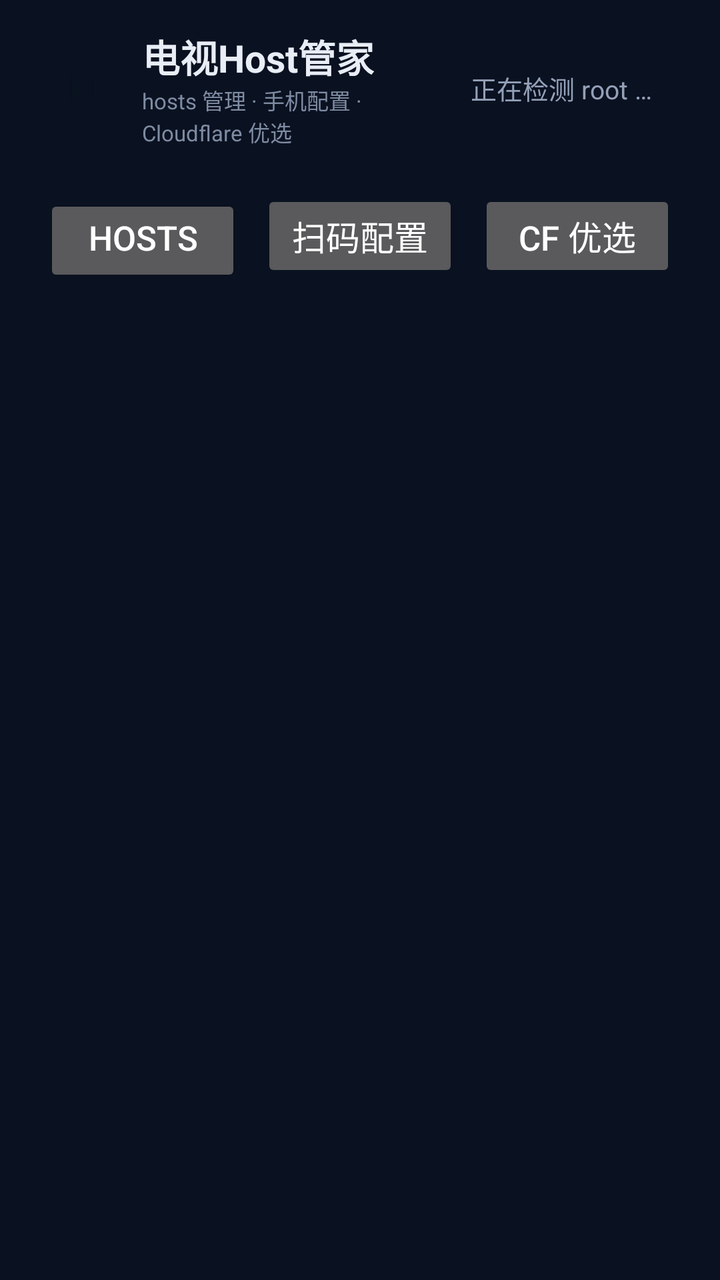
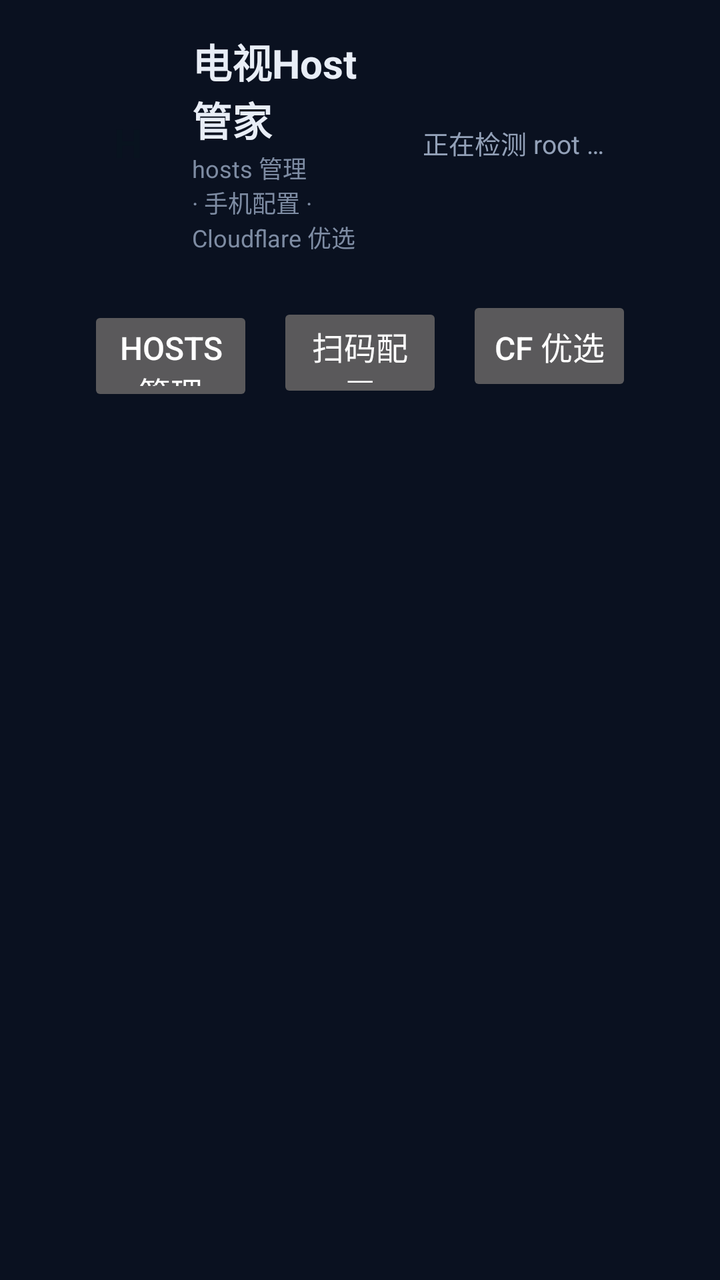

Before-and-after screenshots of an Android layout around one commit, followed by the original layout XML and the change that was made.
<!-- AndroidManifest.xml: application theme AppTheme -->
<!-- res/layout/activity_main.xml -->
<?xml version="1.0" encoding="utf-8"?>
<LinearLayout xmlns:android="http://schemas.android.com/apk/res/android"
    android:id="@+id/root"
    android:layout_width="match_parent"
    android:layout_height="match_parent"
    android:orientation="vertical"
    android:background="#0A1120">

    
    <LinearLayout
        android:id="@+id/top_bar"
        android:layout_width="match_parent"
        android:layout_height="wrap_content"
        android:orientation="horizontal"
        android:gravity="center_vertical"
        android:paddingStart="22dp"
        android:paddingEnd="22dp"
        android:paddingTop="14dp"
        android:paddingBottom="8dp">

        <TextView
            android:id="@+id/brand_logo"
            android:layout_width="38dp"
            android:layout_height="38dp"
            android:gravity="center"
            android:text="H"
            android:textColor="#08131F"
            android:textSize="19sp"
            android:textStyle="bold" />

        <LinearLayout
            android:layout_width="0dp"
            android:layout_height="wrap_content"
            android:layout_weight="1"
            android:layout_marginStart="11dp"
            android:orientation="vertical">

            <TextView
                android:id="@+id/brand_title"
                android:layout_width="wrap_content"
                android:layout_height="wrap_content"
                android:text="电视Host管家"
                android:textColor="#E8EDF6"
                android:textSize="19sp"
                android:textStyle="bold" />

            <TextView
                android:id="@+id/brand_sub"
                android:layout_width="wrap_content"
                android:layout_height="wrap_content"
                android:text="hosts 管理 · 手机配置 · Cloudflare 优选"
                android:textColor="#7E8CA3"
                android:textSize="11sp" />
        </LinearLayout>

        <TextView
            android:id="@+id/root_pill"
            android:layout_width="wrap_content"
            android:layout_height="wrap_content"
            android:paddingStart="12dp"
            android:paddingEnd="12dp"
            android:paddingTop="6dp"
            android:paddingBottom="6dp"
            android:text="正在检测 root …"
            android:textColor="#93A1B8"
            android:textSize="13sp" />
    </LinearLayout>

    
    <View
        android:id="@+id/hair_line"
        android:layout_width="match_parent"
        android:layout_height="1dp"
        android:layout_marginStart="22dp"
        android:layout_marginEnd="22dp" />

    
    <LinearLayout
        android:id="@+id/nav_bar"
        android:layout_width="match_parent"
        android:layout_height="wrap_content"
        android:orientation="horizontal"
        android:paddingStart="17dp"
        android:paddingEnd="17dp"
        android:paddingTop="12dp"
        android:paddingBottom="12dp">

        <Button
            android:id="@+id/nav_hosts"
            android:layout_width="0dp"
            android:layout_height="46dp"
            android:layout_weight="1"
            android:layout_marginStart="5dp"
            android:layout_marginEnd="5dp"
            android:stateListAnimator="@null"
            android:text="Hosts 管理"
            android:textSize="17sp" />

        <Button
            android:id="@+id/nav_qr"
            android:layout_width="0dp"
            android:layout_height="46dp"
            android:layout_weight="1"
            android:layout_marginStart="5dp"
            android:layout_marginEnd="5dp"
            android:stateListAnimator="@null"
            android:text="扫码配置"
            android:textSize="17sp" />

        <Button
            android:id="@+id/nav_cf"
            android:layout_width="0dp"
            android:layout_height="46dp"
            android:layout_weight="1"
            android:layout_marginStart="5dp"
            android:layout_marginEnd="5dp"
            android:stateListAnimator="@null"
            android:text="CF 优选"
            android:textSize="17sp" />
    </LinearLayout>

    
    <FrameLayout
        android:id="@+id/content"
        android:layout_width="match_parent"
        android:layout_height="0dp"
        android:layout_weight="1" />

    
    <LinearLayout
        android:id="@+id/hint_bar"
        android:layout_width="match_parent"
        android:layout_height="wrap_content"
        android:orientation="horizontal"
        android:gravity="center_vertical"
        android:paddingStart="22dp"
        android:paddingEnd="22dp"
        android:paddingTop="6dp"
        android:paddingBottom="10dp">

        <ImageView
            android:id="@+id/hint_icon"
            android:layout_width="15dp"
            android:layout_height="15dp"
            android:layout_marginEnd="8dp" />

        <TextView
            android:id="@+id/hint_text"
            android:layout_width="0dp"
            android:layout_height="wrap_content"
            android:layout_weight="1"
            android:textColor="#8A98AE"
            android:textSize="12sp" />
    </LinearLayout>
</LinearLayout>
<!-- resources referenced by this layout -->
<resources>
  <style name="AppTheme" parent="android:Theme.Material.NoActionBar">
          <item name="android:windowBackground">@color/window_bg</item>
          <item name="android:colorPrimary">@color/primary</item>
          <item name="android:colorPrimaryDark">@color/primary_dark</item>
          <item name="android:colorAccent">@color/accent</item>
      </style>
  <color name="window_bg">#0E1420</color>
  <color name="primary">#1B2A4A</color>
  <color name="primary_dark">#0A0F1A</color>
  <color name="accent">#4FC3F7</color>
</resources>

<!-- the commit's change to res/layout/activity_main.xml (unified diff, before → after) -->
@@ -4,6 +4,10 @@
     android:layout_width="match_parent"
     android:layout_height="match_parent"
     android:orientation="vertical"
+    android:paddingStart="44dp"
+    android:paddingEnd="44dp"
+    android:paddingTop="16dp"
+    android:paddingBottom="6dp"
     android:background="#0A1120">
 
     
@@ -12,27 +16,23 @@
         android:layout_width="match_parent"
         android:layout_height="wrap_content"
         android:orientation="horizontal"
-        android:gravity="center_vertical"
-        android:paddingStart="22dp"
-        android:paddingEnd="22dp"
-        android:paddingTop="14dp"
-        android:paddingBottom="8dp">
+        android:gravity="center_vertical">
 
         <TextView
             android:id="@+id/brand_logo"
-            android:layout_width="38dp"
-            android:layout_height="38dp"
+            android:layout_width="40dp"
+            android:layout_height="40dp"
             android:gravity="center"
             android:text="H"
             android:textColor="#08131F"
-            android:textSize="19sp"
+            android:textSize="20sp"
             android:textStyle="bold" />
 
         <LinearLayout
             android:layout_width="0dp"
             android:layout_height="wrap_content"
             android:layout_weight="1"
-            android:layout_marginStart="11dp"
+            android:layout_marginStart="12dp"
             android:orientation="vertical">
 
             <TextView
@@ -41,29 +41,45 @@
                 android:layout_height="wrap_content"
                 android:text="电视Host管家"
                 android:textColor="#E8EDF6"
-                android:textSize="19sp"
+                android:textSize="20sp"
                 android:textStyle="bold" />
 
             <TextView
                 android:id="@+id/brand_sub"
                 android:layout_width="wrap_content"
                 android:layout_height="wrap_content"
+                android:layout_marginTop="1dp"
                 android:text="hosts 管理 · 手机配置 · Cloudflare 优选"
                 android:textColor="#7E8CA3"
-                android:textSize="11sp" />
+                android:textSize="12sp" />
         </LinearLayout>
 
-        <TextView
+        
+        <LinearLayout
             android:id="@+id/root_pill"
             android:layout_width="wrap_content"
             android:layout_height="wrap_content"
+            android:orientation="horizontal"
+            android:gravity="center_vertical"
             android:paddingStart="12dp"
-            android:paddingEnd="12dp"
-            android:paddingTop="6dp"
-            android:paddingBottom="6dp"
-            android:text="正在检测 root …"
-            android:textColor="#93A1B8"
-            android:textSize="13sp" />
+            android:paddingEnd="14dp"
+            android:paddingTop="7dp"
+            android:paddingBottom="7dp">
+
+            <ImageView
+                android:id="@+id/root_icon"
+                android:layout_width="14dp"
+                android:layout_height="14dp"
+                android:layout_marginEnd="7dp" />
+
+            <TextView
+                android:id="@+id/root_text"
+                android:layout_width="wrap_content"
+                android:layout_height="wrap_content"
+                android:text="正在检测 root …"
+                android:textColor="#93A1B8"
+                android:textSize="13sp" />
+        </LinearLayout>
     </LinearLayout>
 
     
@@ -71,8 +87,7 @@
         android:id="@+id/hair_line"
         android:layout_width="match_parent"
         android:layout_height="1dp"
-        android:layout_marginStart="22dp"
-        android:layout_marginEnd="22dp" />
+        android:layout_marginTop="10dp" />
 
     
     <LinearLayout
@@ -80,43 +95,39 @@
         android:layout_width="match_parent"
         android:layout_height="wrap_content"
         android:orientation="horizontal"
-        android:paddingStart="17dp"
-        android:paddingEnd="17dp"
-        android:paddingTop="12dp"
-        android:paddingBottom="12dp">
+        android:paddingTop="10dp"
+        android:paddingBottom="4dp">
 
         <Button
             android:id="@+id/nav_hosts"
             android:layout_width="0dp"
-            android:layout_height="46dp"
+            android:layout_height="50dp"
             android:layout_weight="1"
-            android:layout_marginStart="5dp"
-            android:layout_marginEnd="5dp"
+            android:layout_marginEnd="6dp"
             android:stateListAnimator="@null"
             android:text="Hosts 管理"
-            android:textSize="17sp" />
+            android:textSize="16sp" />
 
         <Button
             android:id="@+id/nav_qr"
             android:layout_width="0dp"
-            android:layout_height="46dp"
+            android:layout_height="50dp"
             android:layout_weight="1"
-            android:layout_marginStart="5dp"
-            android:layout_marginEnd="5dp"
+            android:layout_marginStart="6dp"
+            android:layout_marginEnd="6dp"
             android:stateListAnimator="@null"
             android:text="扫码配置"
-            android:textSize="17sp" />
+            android:textSize="16sp" />
 
         <Button
             android:id="@+id/nav_cf"
             android:layout_width="0dp"
-            android:layout_height="46dp"
+            android:layout_height="50dp"
             android:layout_weight="1"
-            android:layout_marginStart="5dp"
-            android:layout_marginEnd="5dp"
+            android:layout_marginStart="6dp"
             android:stateListAnimator="@null"
             android:text="CF 优选"
-            android:textSize="17sp" />
+            android:textSize="16sp" />
     </LinearLayout>
 
     
@@ -133,23 +144,15 @@
         android:layout_height="wrap_content"
         android:orientation="horizontal"
         android:gravity="center_vertical"
-        android:paddingStart="22dp"
-        android:paddingEnd="22dp"
-        android:paddingTop="6dp"
-        android:paddingBottom="10dp">
+        android:paddingTop="8dp"
+        android:paddingBottom="6dp">
 
-        <ImageView
-            android:id="@+id/hint_icon"
-            android:layout_width="15dp"
-            android:layout_height="15dp"
-            android:layout_marginEnd="8dp" />
-
-        <TextView
-            android:id="@+id/hint_text"
+        <LinearLayout
+            android:id="@+id/hint_row"
             android:layout_width="0dp"
             android:layout_height="wrap_content"
             android:layout_weight="1"
-            android:textColor="#8A98AE"
-            android:textSize="12sp" />
+            android:orientation="horizontal"
+            android:gravity="center_vertical" />
     </LinearLayout>
 </LinearLayout>
